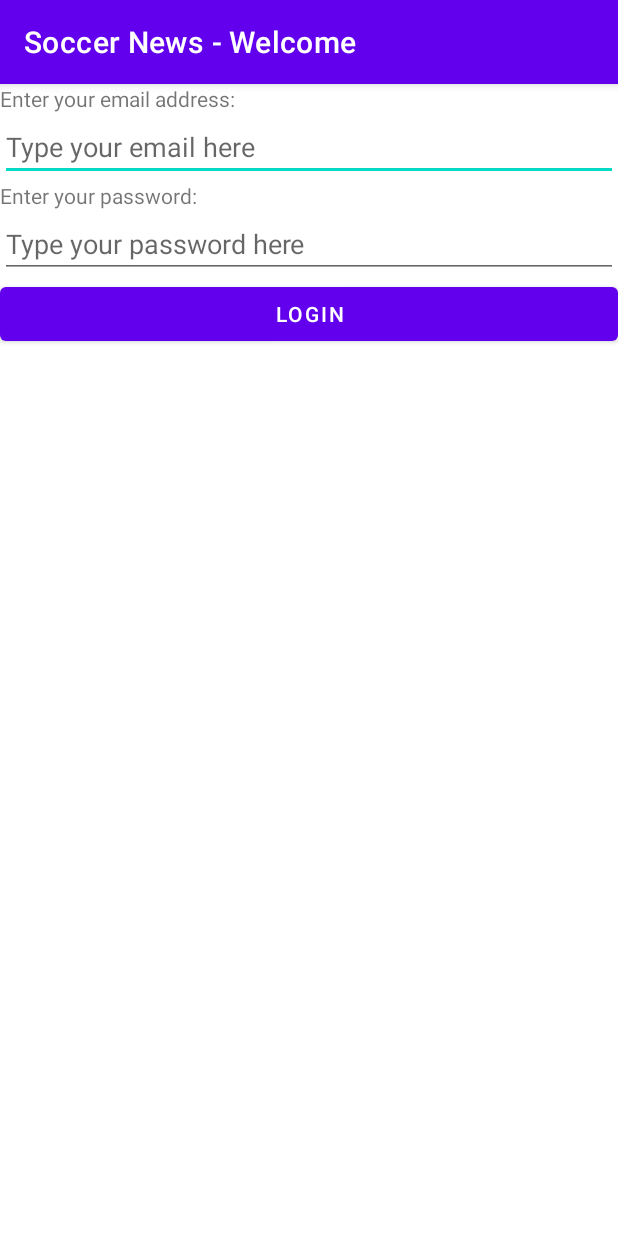
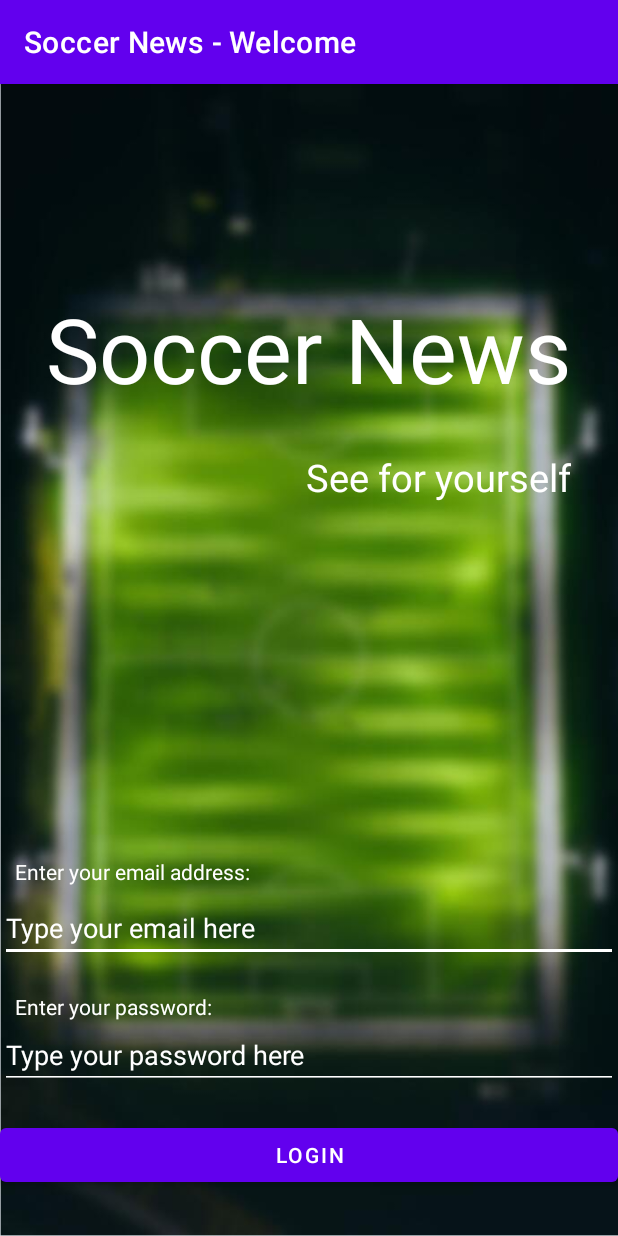
Before and after one commit to WentaoLuk/AndroidFinalProject, an Android app: the LoginPage screen opened directly, with no data from a screen before it, on a phone screen of 412 x 824 dp. Run offline under Robolectric (Android 15) with nearby library versions, the phone set to English and light mode, and no system bars.

Commit message:
final commit

```diff
--- a/app/src/main/java/algonquin/cst2335/grouproject/DetailPage.java
+++ b/app/src/main/java/algonquin/cst2335/grouproject/DetailPage.java
@@ -32,6 +32,8 @@ public class DetailPage extends AppCompatActivity {
         setContentView(R.layout.detail_page);
 
         Button saveButton = findViewById(R.id.save_button);
+        Button guideButton = findViewById(R.id.guide_button);
+//        guideButton.
         TextView browserButton = findViewById(R.id.browserButton);
 
         TextView title = findViewById(R.id.detail_title);
--- a/app/src/main/java/algonquin/cst2335/grouproject/LoginPage.java
+++ b/app/src/main/java/algonquin/cst2335/grouproject/LoginPage.java
@@ -8,6 +8,7 @@ import android.content.DialogInterface;
 import android.content.Intent;
 import android.content.SharedPreferences;
 import android.os.Bundle;
+import android.os.Handler;
 import android.preference.PreferenceManager;
 import android.util.Log;
 import android.widget.Button;
@@ -23,8 +24,12 @@ import java.util.regex.Pattern;
 public class LoginPage extends AppCompatActivity {
     private static String TAG = "LoginPage";
 
+    int seconds_in_millis = 2000 ;
+
+
     @Override
     protected void onCreate(Bundle savedInstanceState) {
+
         super.onCreate(savedInstanceState);
         setContentView(R.layout.login_page);
 
--- a/app/src/main/res/drawable/single_news_background.xml
+++ b/app/src/main/res/drawable/single_news_background.xml
@@ -4,12 +4,12 @@
     android:shape="rectangle">
 
     <!-- View background color -->
-    <solid android:color="#88AFAB"/>
+    <solid android:color="#6A2196F3"/>
 
     <!-- View border color and width -->
     <stroke
         android:width="1dp"
-        android:color="@color/black"/>
+        android:color="@color/white"/>
 
     <!-- The radius makes the corners rounded -->
     <corners android:radius="2dp"/>
--- a/app/src/main/res/layout/login_page.xml
+++ b/app/src/main/res/layout/login_page.xml
@@ -1,92 +1,91 @@
 <?xml version="1.0" encoding="utf-8"?>
-<LinearLayout xmlns:android="http://schemas.android.com/apk/res/android"
+
+<androidx.constraintlayout.widget.ConstraintLayout xmlns:android="http://schemas.android.com/apk/res/android"
     xmlns:app="http://schemas.android.com/apk/res-auto"
     xmlns:tools="http://schemas.android.com/tools"
     android:layout_width="match_parent"
-    android:layout_height="wrap_content"
-    android:orientation="vertical"
-    tools:context=".MainActivity">
+    android:layout_height="match_parent"
+    android:background="@drawable/soccer"
+    android:orientation="vertical">
 
+    <TextView
+        android:id="@+id/app_title_soccer"
+        android:layout_width="wrap_content"
+        android:layout_height="wrap_content"
+        android:layout_marginTop="136dp"
+        android:text="@string/welcome_title"
+        android:textColor="@color/white"
+        android:textSize="60dp"
+        app:layout_constraintEnd_toEndOf="parent"
+        app:layout_constraintHorizontal_bias="0.491"
+        app:layout_constraintStart_toStartOf="parent"
+        app:layout_constraintTop_toTopOf="parent" />
+
+    <TextView
+        android:id="@+id/textView3"
+        android:layout_width="wrap_content"
+        android:layout_height="wrap_content"
+        android:layout_marginTop="28dp"
+        android:text="@string/welcome_subtitle"
+        android:textColor="@color/white"
+        android:textSize="25dp"
+        app:layout_constraintEnd_toEndOf="@+id/app_title_soccer"
+        app:layout_constraintTop_toBottomOf="@+id/app_title_soccer" />
 
     <TextView
         android:layout_width="wrap_content"
         android:layout_height="wrap_content"
-        android:text="@string/email_address_prompt"/>
+        android:layout_marginStart="10dp"
+        android:layout_marginBottom="5dp"
+        android:text="@string/email_address_prompt"
+        android:textColor="@color/white"
+        app:layout_constraintBottom_toTopOf="@+id/emailEditText"
+        app:layout_constraintStart_toStartOf="parent" />
+
     <EditText
         android:id="@+id/emailEditText"
         android:layout_width="match_parent"
         android:layout_height="wrap_content"
+        android:layout_marginBottom="20dp"
+        android:backgroundTint="@color/white"
         android:hint="@string/email_placeholder"
-        />
+        android:textColor="@color/white"
+        android:textColorHint="@color/white"
+        app:layout_constraintBottom_toTopOf="@+id/textView"
+        app:layout_constraintEnd_toEndOf="parent"
+        app:layout_constraintStart_toStartOf="parent" />
+
     <TextView
+        android:id="@+id/textView"
         android:layout_width="wrap_content"
         android:layout_height="wrap_content"
-        android:text="@string/password_prompt"/>
+        android:layout_marginStart="10dp"
+        android:text="@string/password_prompt"
+        android:textColor="@color/white"
+        app:layout_constraintBottom_toTopOf="@+id/passwd"
+        app:layout_constraintStart_toStartOf="parent" />
+
     <EditText
         android:id="@+id/passwd"
         android:layout_width="match_parent"
         android:layout_height="wrap_content"
+        android:layout_marginBottom="20dp"
+        android:backgroundTint="@color/white"
+        android:hint="@string/password_placeholder"
         android:inputType="textPassword"
-        android:hint="@string/password_placeholder"
-        />
+        android:textColor="@color/white"
+        android:textColorHint="@color/white"
+        app:layout_constraintBottom_toTopOf="@+id/loginButton"
+        app:layout_constraintEnd_toEndOf="parent" />
 
     <Button
         android:id="@+id/loginButton"
         android:layout_width="match_parent"
         android:layout_height="wrap_content"
-        android:text="@string/login_button"/>
+        android:layout_marginBottom="30dp"
+        android:text="@string/login_button"
+        app:layout_constraintBottom_toBottomOf="parent"
+        tools:layout_editor_absoluteX="0dp" />
 
-<!--    <Button-->
-<!--        android:id="@+id/button1"-->
-<!--        android:layout_width="wrap_content"-->
-<!--        android:layout_height="wrap_content"-->
-<!--        android:layout_marginStart="32dp"-->
-<!--        android:layout_marginTop="27dp"-->
-<!--        android:text="@string/button1"-->
-<!--        app:layout_constraintEnd_toStartOf="@+id/button2"-->
-<!--        app:layout_constraintHorizontal_bias="0.5"-->
-<!--        app:layout_constraintStart_toStartOf="parent"-->
-<!--        app:layout_constraintTop_toTopOf="parent" />-->
 
-<!--    <Button-->
-<!--        android:id="@+id/button2"-->
-<!--        android:layout_width="wrap_content"-->
-<!--        android:layout_height="wrap_content"-->
-<!--        android:layout_marginStart="32dp"-->
-<!--        android:text="@string/button2"-->
-<!--        app:layout_constraintEnd_toStartOf="@+id/button3"-->
-<!--        app:layout_constraintHorizontal_bias="0.5"-->
-<!--        app:layout_constraintStart_toEndOf="@+id/button1"-->
-<!--        app:layout_constraintTop_toTopOf="@+id/button1" />-->
-
-<!--    <Button-->
-<!--        android:id="@+id/button3"-->
-<!--        android:layout_width="wrap_content"-->
-<!--        android:layout_height="wrap_content"-->
-<!--        android:layout_marginStart="32dp"-->
-<!--        android:text="@string/button3"-->
-<!--        app:layout_constraintEnd_toEndOf="parent"-->
-<!--        app:layout_constraintHorizontal_bias="0.5"-->
-<!--        app:layout_constraintStart_toEndOf="@+id/button2"-->
-<!--        app:layout_constraintTop_toTopOf="@+id/button2" />-->
-
-<!--    <ImageView-->
-<!--        android:id="@+id/flagView"-->
-<!--        android:layout_width="wrap_content"-->
-<!--        android:layout_height="wrap_content"-->
-<!--        android:layout_marginTop="32dp"-->
-<!--        app:layout_constraintStart_toStartOf="@+id/button1"-->
-<!--        app:layout_constraintTop_toBottomOf="@+id/button1"-->
-<!--        app:srcCompat="@drawable/flag" />-->
-
-<!--    <Switch-->
-<!--        android:id="@+id/spin_switch"-->
-<!--        android:layout_width="wrap_content"-->
-<!--        android:layout_height="wrap_content"-->
-<!--        android:layout_marginEnd="32dp"-->
-<!--        android:text="@string/spin_message"-->
-<!--        app:layout_constraintBottom_toBottomOf="@+id/flagView"-->
-<!--        app:layout_constraintEnd_toEndOf="parent"-->
-<!--        app:layout_constraintTop_toTopOf="@+id/flagView" />-->
-
-</LinearLayout>
+</androidx.constraintlayout.widget.ConstraintLayout>
--- a/app/src/main/res/values/strings.xml
+++ b/app/src/main/res/values/strings.xml
@@ -22,6 +22,9 @@
     <string name="no">NO</string>
     <string name="alert">ALERT</string>
     <string name="welcome">welcome!</string>
-
+    <string name="guide">1. This main page shows you all the news. You can click any of them for the detail. 2. Inside the detail page. you can save or unsave the article, or you can open the page in browser. 3. Click "SAVED" to see saved articles. 3. </string>
+    <string name="guide_button">GUIDE</string>
+    <string name="welcome_title">Soccer News</string>
+    <string name="welcome_subtitle">See for yourself</string>
 
 </resources>
```
Also changed, not shown: app/src/main/java/algonquin/cst2335/grouproject/NewSavedList.java (+15 -0 lines), app/src/main/java/algonquin/cst2335/grouproject/SoccerListFragment.java (+15 -0 lines), app/src/main/res/layout/news_list.xml (+16 -3 lines), app/src/main/res/layout/splash_layout.xml (added, +15 -0 lines), app/src/main/res/drawable/soccer.png (added), 2 other files.
